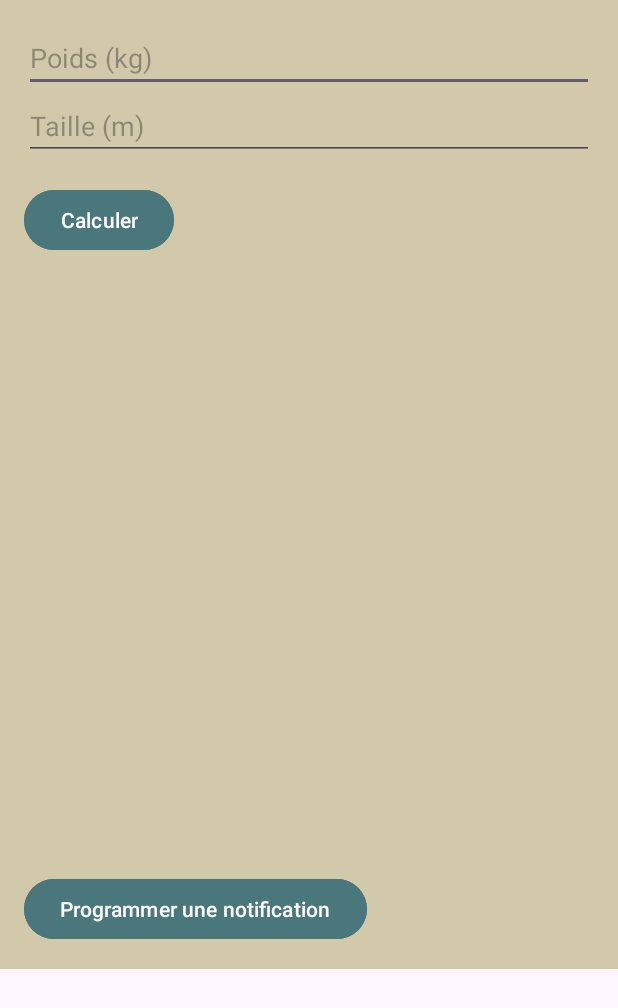
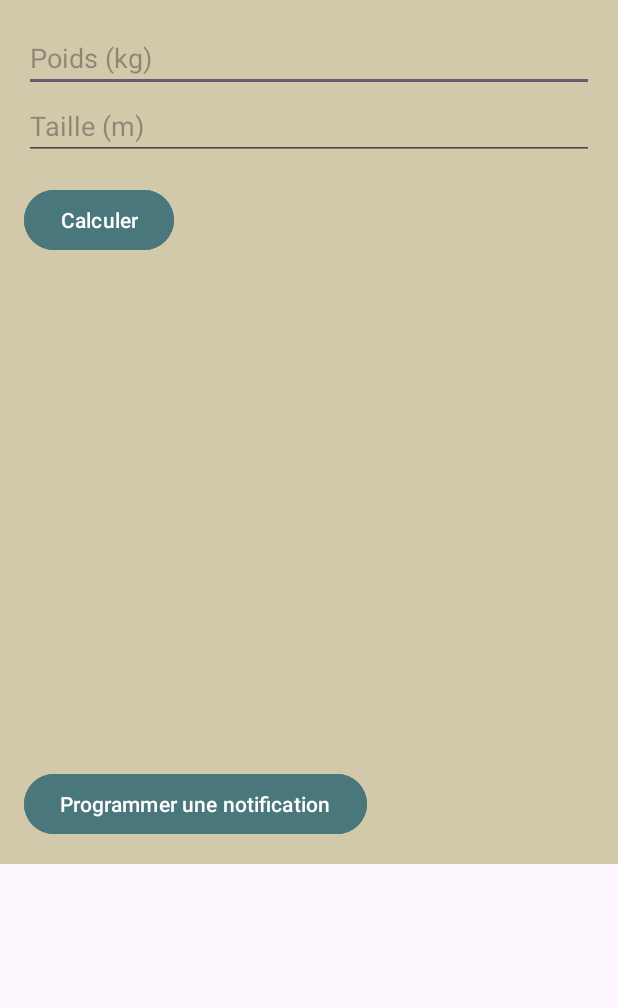
Before and after one commit to Infogerance-dev/ProjetAndroid, an Android app: the layout fragment_bilan_nutritif.xml on its own in the app's theme, with its tools: preview values and no code run, on a phone screen of 412 x 824 dp. Shown: the top 1008 px of the screen. Run offline under Robolectric (Android 15) with nearby library versions, the phone set to English and light mode, and no system bars.

Commit message:
Commit Final

```diff
--- a/app/src/main/res/layout/fragment_bilan_nutritif.xml
+++ b/app/src/main/res/layout/fragment_bilan_nutritif.xml
@@ -16,7 +16,7 @@
         <LinearLayout
             android:id="@+id/llUserInput"
             android:layout_width="match_parent"
-            android:layout_height="550dp"
+            android:layout_height="480dp"
             android:orientation="vertical"
             android:visibility="visible">
 
```
